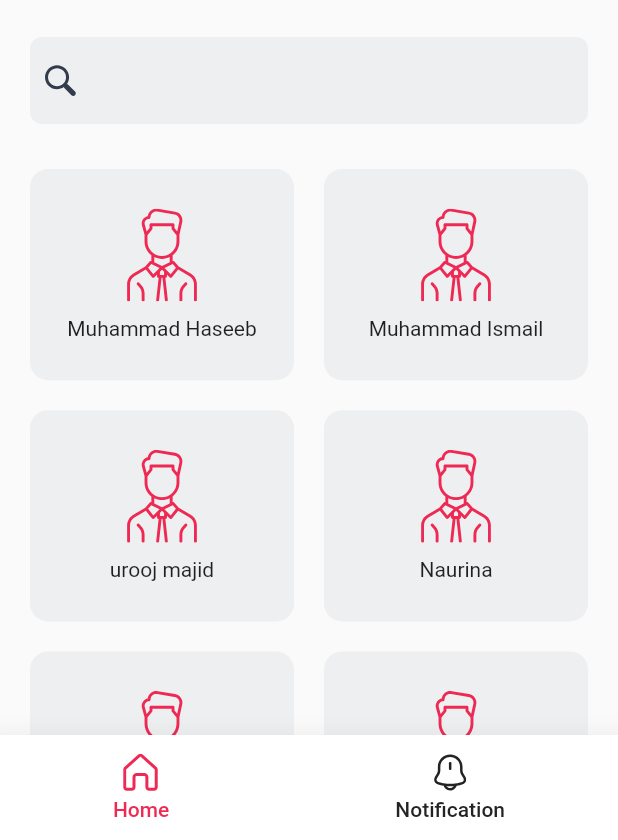
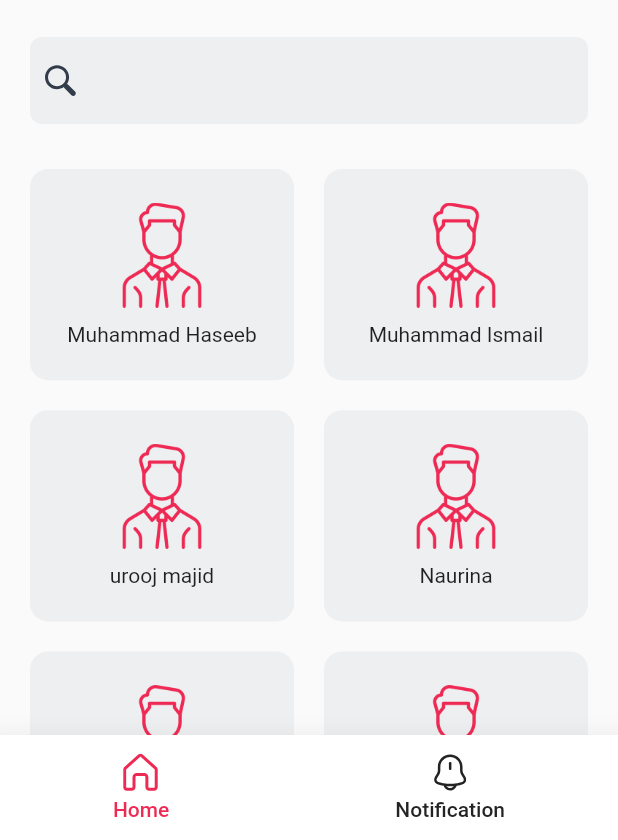
Before and after one commit to uroojmajid2000/orio_employees, a Flutter app: the screen it shows after launch, on a phone screen of 412 x 824 dp, the part 396-1236 px from its top. Run offline on Flutter 3.47's test engine with Material 2 defaults, Android fonts, the phone set to English and light mode, and no system bars; our stand-ins replace flutter_bloc, flutter_svg.

Commit message:
male female icons

```diff
--- a/lib/features/screen/Home/widgets/card.dart
+++ b/lib/features/screen/Home/widgets/card.dart
@@ -30,8 +30,10 @@ class HomeCard extends StatelessWidget {
         child: Column(
           mainAxisAlignment: MainAxisAlignment.center,
           children: [
-            SvgPicture.asset(
-              'assets/icons/man.svg'
+            Image.asset(
+              'assets/icons/man.png',
+              // 'assets/icons/women.png',
+              width: 70,
 
               ),
             const SizedBox(height: 10),
```
Also changed, not shown: assets/icons/man.png (added), assets/icons/women.png (added), assets/icons/women.svg (added).
